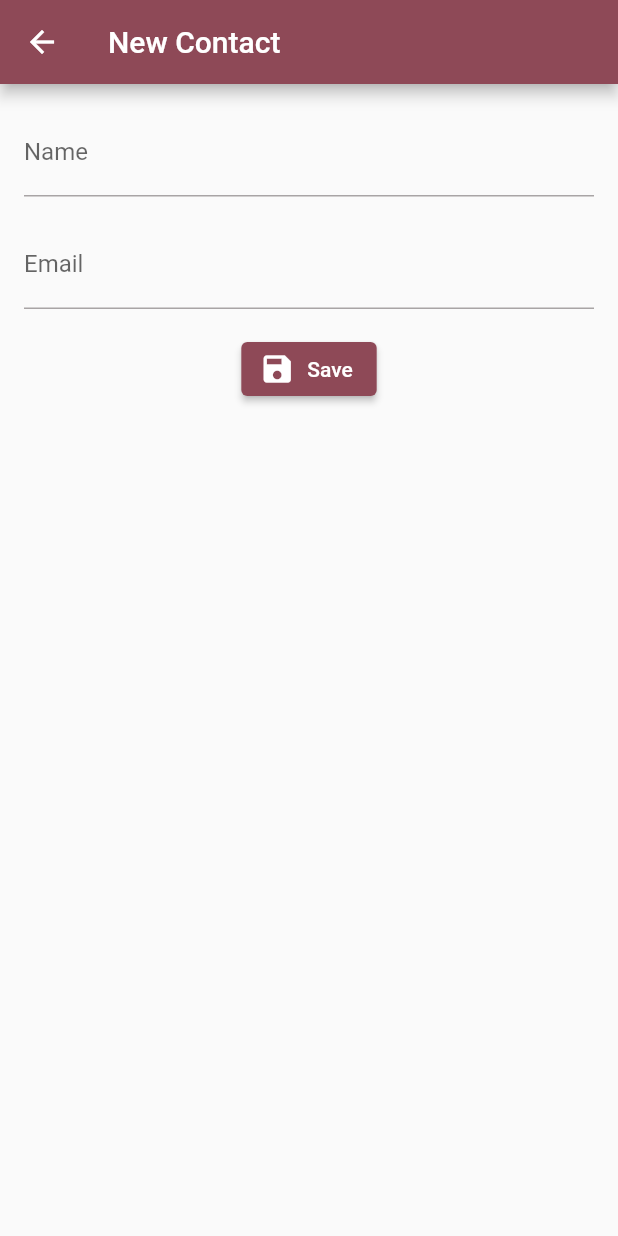
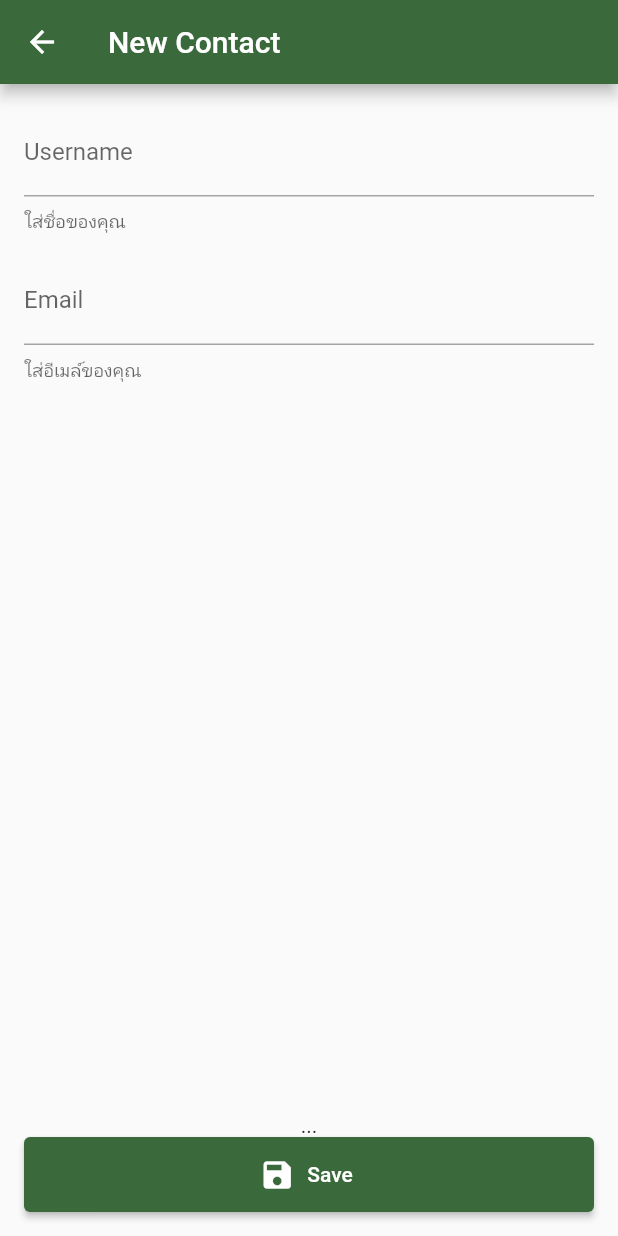
Before and after one commit to rangsanintharaphoom/nextflow_flutter_3_contact_app, a Flutter app: the screen it shows after launch, after a tap on the "add" icon, on a phone screen of 412 x 824 dp. Run offline on Flutter 3.47's test engine with Material 2 defaults, Android fonts, the phone set to English and light mode, and no system bars; our stand-ins replace get.

Commit message:
update home page UI By Day3

```diff
--- a/lib/main.dart
+++ b/lib/main.dart
@@ -17,7 +17,8 @@ class MyApp extends StatelessWidget {
     return GetMaterialApp(
       title: 'Nextflow Contact App',
       theme: ThemeData(
-        colorScheme: ColorScheme.fromSeed(seedColor: Colors.pink),
+        colorScheme: ColorScheme.fromSeed(
+            seedColor: const Color.fromARGB(255, 30, 233, 84)),
         // useMaterial3: true,
       ),
       initialRoute: '/',
@@ -26,7 +27,7 @@ class MyApp extends StatelessWidget {
         GetPage(
           name: '/',
           page: () {
-            return const HomePage();
+            return HomePage();
           },
         ),
         // ใส่ getpage ของ new contact page ที่นี่
--- /dev/null
+++ b/lib/models/contact_models.dart
@@ -0,0 +1,6 @@
+class ContactModel {
+  String name;
+  String email;
+
+  ContactModel(this.name, this.email);
+}
--- a/lib/pages/home_page/home_page.dart
+++ b/lib/pages/home_page/home_page.dart
@@ -1,41 +1,61 @@
+import 'package:contact_app/controllers/conttact_controllrt.dart';
 import 'package:flutter/material.dart';
 import 'package:get/get.dart';
 
 class HomePage extends StatelessWidget {
-  const HomePage({super.key});
+  final ContactController controller = Get.put(ContactController());
+
+  HomePage({Key? key}) : super(key: key);
 
   @override
   Widget build(BuildContext context) {
     return Scaffold(
       appBar: AppBar(
-        title: Text('Home'),
+        title: const Text('Home'),
         centerTitle: true,
-        //เพิ่มปุ่ม add ใน AppBar เพื่อไปยังหน้า NewContactPage
         actions: [
           IconButton(
             onPressed: () {
               Get.toNamed('/new-contact');
             },
-            icon: Icon(Icons.add),
+            icon: const Icon(Icons.add),
           ),
         ],
       ),
-      //เพิ่มปุ่ม ลูกศร ใน AppBar เพื่อไปยังหน้า main_page
-      body: Center(
-        child: Column(
-          mainAxisAlignment: MainAxisAlignment.center,
-          children: [
-            Text('Home Page'),
-            SizedBox(height: 16.0),
-            ElevatedButton(
-              onPressed: () {
-                Get.toNamed('/main');
-              },
-              child: Text('Go to Main Page'),
-            ),
-          ],
-        ),
-      ),
+      body: Obx(() {
+        if (controller.contacts.isEmpty) {
+          return const Center(
+            child: Text('กดปุ่ม + เพื่อเพิ่มข้อมูล'),
+          );
+        } else {
+          return ListView.builder(
+            itemCount: controller.contacts.length,
+            itemBuilder: (BuildContext context, int index) {
+              var contact = controller.contacts[index];
+
+              //return Text('$index : ${contact.name} ${contact.email}');
+              return ListTile(
+                title: Text(contact.name),
+                subtitle: Text(contact.email),
+                //CircleAvatar จะแสดงรูปภาพในรูปวงกลม
+                leading: CircleAvatar(
+                  child: Text(contact.name[0]),
+                ),
+                trailing: IconButton(
+                  onPressed: () {
+                    // controller.deleteContact(contact.id);
+                  },
+                  //icon delete
+                  icon: const Icon(Icons.delete),
+                ),
+                onTap: () {
+                  Get.toNamed('/edit-contact', arguments: contact);
+                },
+              );
+            },
+          );
+        }
+      }),
     );
   }
 }
--- a/lib/pages/new_contact_page/new_contact_page.dart
+++ b/lib/pages/new_contact_page/new_contact_page.dart
@@ -1,6 +1,10 @@
+import 'package:contact_app/pages/new_contact_page/new_contact_controller.dart';
 import 'package:flutter/material.dart';
+import 'package:get/get.dart';
 
 class NewContactPage extends StatelessWidget {
+  var controller = Get.put(NewContactController());
+
   @override
   Widget build(BuildContext context) {
     return Scaffold(
@@ -12,27 +16,55 @@ class NewContactPage extends StatelessWidget {
         child: Column(
           children: [
             TextField(
-              decoration: InputDecoration(
-                labelText: 'Name',
+              decoration: const InputDecoration(
+                labelText: 'Username',
+                helperText: 'ใส่ชื่อของคุณ',
               ),
+              onChanged: (value) {
+                print(value);
+                controller.name = value;
+              },
             ),
             SizedBox(height: 16.0),
             TextField(
               decoration: InputDecoration(
                 labelText: 'Email',
+                helperText: 'ใส่อีเมล์ของคุณ',
               ),
+              onChanged: (value) {
+                controller.email = value;
+              },
             ),
             SizedBox(height: 16.0),
+            Spacer(), // ใช้ Spacer ในการเว้นช่องว่าง
+            Obx(() {
+              return Text(controller.warningMessage.value);
+            }),
+
             ElevatedButton.icon(
               onPressed: () {
-                // TODO: Implement save functionality
+                // ใช้ getx แสดง alert dialog
+                Get.defaultDialog(
+                    title: 'Save Contact',
+                    middleText: 'Are you sure?',
+                    textConfirm: 'Yes',
+                    textCancel: 'No',
+                    onConfirm: () {
+                      // ใช้ getx แสดง snackbar
+                      controller.save();
+                      Get.back();
+                      Get.back();
+                    },
+                    onCancel: () {
+                      Get.back();
+                    });
               },
-              icon: Icon(Icons.save), // Replace with your desired icon
-              label: Text('Save'),
-              // style: ButtonStyle(
-              //   minimumSize: MaterialStateProperty.all(
-              //       Size(double.infinity, 50)), // Increase the height to 50
-              // ),
+              icon: const Icon(Icons.save), // Replace with your desired icon
+              label: const Text('Save'),
+              style: ButtonStyle(
+                minimumSize: MaterialStateProperty.all(const Size(
+                    double.infinity, 50)), // Increase the height to 50
+              ),
             ),
           ],
         ),
```
Also changed, not shown: lib/pages/main_page/main_page.dart (deleted, +0 -31 lines).
